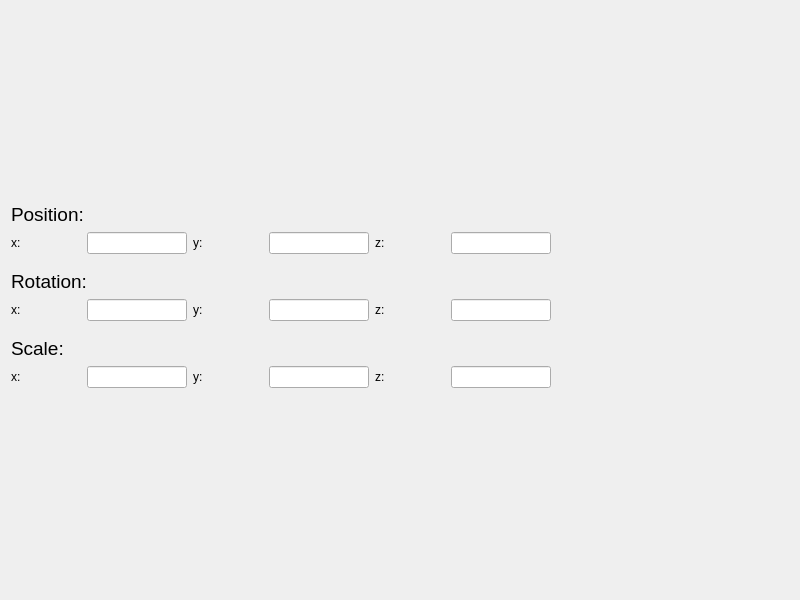
Qt form src/views/controls/NodeControl.ui (Kaharonus/galax-renderer) before a commit.
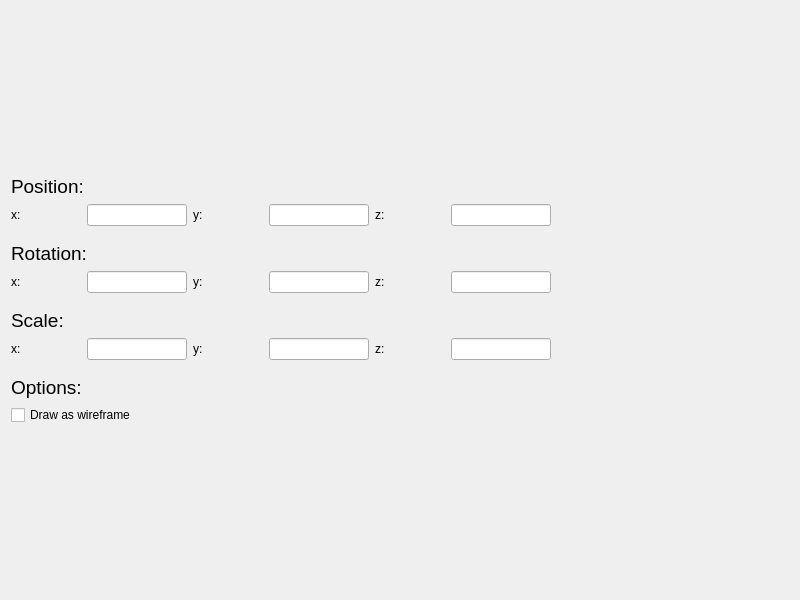
The same form after that commit.

Commit message: added more debug options

Diff of the .ui file:
```diff
--- a/src/views/controls/NodeControl.ui
+++ b/src/views/controls/NodeControl.ui
@@ -332,7 +332,7 @@
     </widget>
    </item>
    <item>
-    <layout class="QHBoxLayout" name="positionControl">
+    <layout class="QHBoxLayout" name="scaleControl">
      <property name="bottomMargin">
       <number>10</number>
      </property>
@@ -465,6 +465,25 @@
      </item>
     </layout>
    </item>
+   <item>
+    <widget class="QLabel" name="optionsText">
+     <property name="font">
+      <font>
+       <pointsize>14</pointsize>
+      </font>
+     </property>
+     <property name="text">
+      <string>Options:</string>
+     </property>
+    </widget>
+   </item>
+   <item>
+    <widget class="QCheckBox" name="wireframe">
+     <property name="text">
+      <string>Draw as wireframe</string>
+     </property>
+    </widget>
+   </item>
    <item>
     <spacer name="verticalSpacer_2">
      <property name="orientation">
```
The commit also changes 8 other files.
